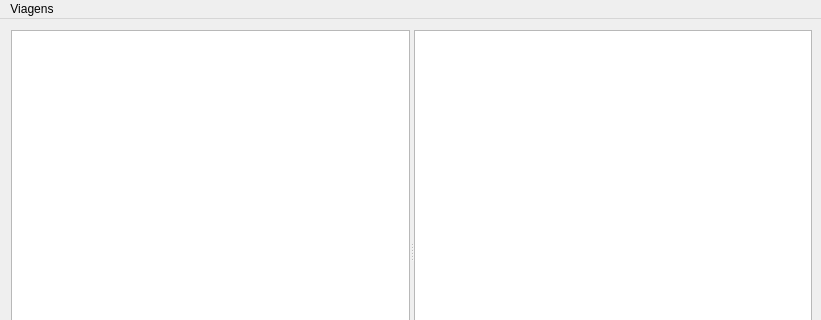
This is MotorPlanner/windowviagem.ui in daiogocrs/trabalhofinal-prog2 as Qt 5 draws it before an edit; both pictures show x 0 to 821 and y 0 to 320 of the 821 by 516 pixel window. The edited form follows.
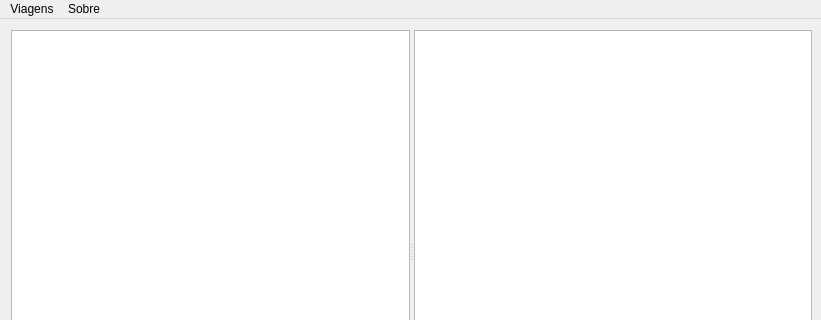
This is the edited form.

Diff of the .ui file:
```diff
--- a/MotorPlanner/windowviagem.ui
+++ b/MotorPlanner/windowviagem.ui
@@ -60,9 +60,14 @@
     <property name="title">
      <string>Viagens</string>
     </property>
-    <addaction name="actionNova_Viagem"/>
+   </widget>
+   <widget class="QMenu" name="menuSobre">
+    <property name="title">
+     <string>Sobre</string>
+    </property>
    </widget>
    <addaction name="menuViagens"/>
+   <addaction name="menuSobre"/>
   </widget>
   <widget class="QStatusBar" name="statusbar"/>
   <action name="actionNova_Viagem">
```
Left out of the diff: 5 changed lines with no effect on the pictures.
